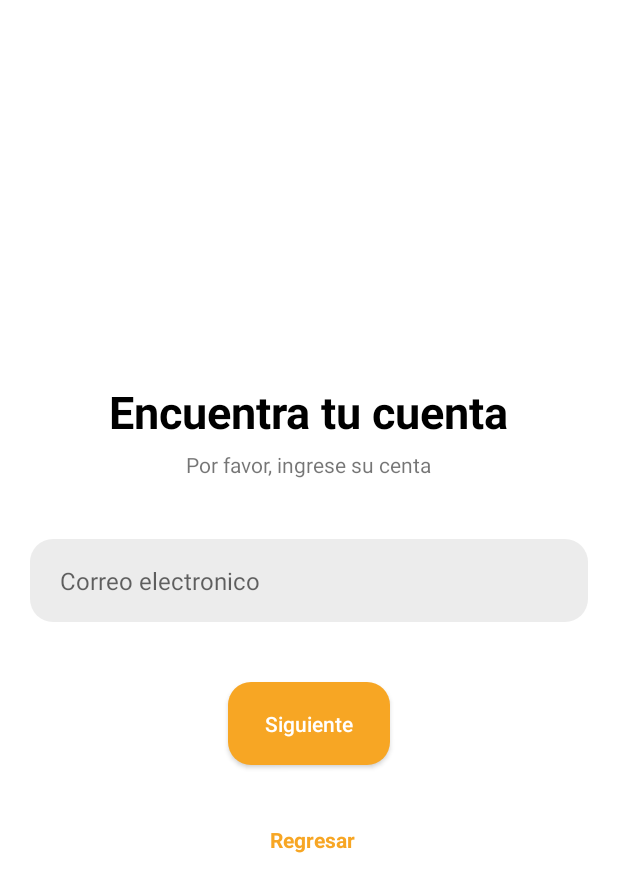
After one commit to Nestor-DS/FindApp, an Android app: the RecoverPassword screen opened directly, with no data from a screen before it, on a phone screen of 412 x 824 dp. The commit adds this screen. Shown: the top 892 px of the screen. Run offline under Robolectric (Android 15) with nearby library versions, the phone set to English and light mode, and no system bars.

Commit message:
Recover Password

```diff
--- a/app/src/main/AndroidManifest.xml
+++ b/app/src/main/AndroidManifest.xml
@@ -14,7 +14,9 @@
         android:theme="@style/Theme.BlogApp"
         android:usesCleartextTraffic="true"
         tools:targetApi="31">
-
+        <activity
+            android:name=".RecoverPassword"
+            android:exported="false" />
 
         <meta-data
             android:name="com.google.android.geo.API_KEY"
--- a/app/src/main/java/com/example/blog_app/Login.kt
+++ b/app/src/main/java/com/example/blog_app/Login.kt
@@ -81,4 +81,10 @@ class Login: AppCompatActivity() {
         val intent = Intent (this, Register::class.java)
         startActivity(intent)
     }
+
+    fun clickBtnOlvide (view: View) {
+        val intent = Intent (this, RecoverPassword::class.java)
+        startActivity(intent)
+    }
+
 }
--- /dev/null
+++ b/app/src/main/java/com/example/blog_app/RecoverPassword.kt
@@ -0,0 +1,11 @@
+package com.example.blog_app
+
+import androidx.appcompat.app.AppCompatActivity
+import android.os.Bundle
+
+class RecoverPassword : AppCompatActivity() {
+    override fun onCreate(savedInstanceState: Bundle?) {
+        super.onCreate(savedInstanceState)
+        setContentView(R.layout.activity_recover_password2)
+    }
+}
--- a/app/src/main/res/layout/activity_login.xml
+++ b/app/src/main/res/layout/activity_login.xml
@@ -78,6 +78,7 @@
         android:layout_gravity="end"
         android:layout_marginTop="20dp"
         android:layout_marginEnd="20dp"
+        android:onClick="clickBtnOlvide"
         android:text="¿Has olvidado tu contraseña?"
         android:textColor="@color/white" />
 
--- /dev/null
+++ b/app/src/main/res/layout/activity_recover_password2.xml
@@ -0,0 +1,73 @@
+<LinearLayout xmlns:android="http://schemas.android.com/apk/res/android"
+    xmlns:app="http://schemas.android.com/apk/res-auto"
+    xmlns:tools="http://schemas.android.com/tools"
+    android:layout_width="match_parent"
+    android:layout_height="match_parent"
+    android:gravity="center"
+
+    android:orientation="vertical"
+    tools:context=".RecoverPassword">
+
+    <TextView
+        android:layout_width="wrap_content"
+        android:layout_height="wrap_content"
+        android:layout_gravity="center"
+        android:text="Encuentra tu cuenta"
+        android:textColor="@color/black"
+        android:textSize="30sp"
+        android:textStyle="bold" />
+
+    <TextView
+        android:layout_width="wrap_content"
+        android:layout_height="wrap_content"
+        android:layout_gravity="center"
+        android:layout_marginTop="5dp"
+        android:text="Por favor, ingrese su centa" />
+
+    <EditText
+        android:id="@+id/emailEditText"
+        android:layout_width="match_parent"
+        android:layout_height="55dp"
+        android:layout_marginStart="20dp"
+        android:layout_marginTop="40dp"
+        android:layout_marginEnd="20dp"
+        android:background="@drawable/background_edit_text"
+        android:hint="Correo electronico"
+        android:inputType="text"
+        android:maxLines="1"
+        android:paddingStart="20dp"
+        android:paddingEnd="20dp"
+        android:textSize="16sp" />
+
+    <androidx.appcompat.widget.AppCompatButton
+        android:id="@+id/BtnSig"
+        android:layout_width="108dp"
+        android:layout_height="55dp"
+        android:layout_marginStart="20dp"
+        android:layout_marginTop="40dp"
+        android:layout_marginEnd="20dp"
+        android:background="@drawable/background_btn_primary"
+        android:text="Siguiente"
+        android:textAllCaps="false"
+        android:textColor="@color/white" />
+
+    <LinearLayout
+        android:layout_width="wrap_content"
+        android:layout_height="wrap_content"
+        android:layout_marginTop="40dp"
+        android:gravity="center"
+        android:orientation="horizontal">
+
+        <TextView
+            android:id="@+id/Regresar"
+            android:layout_width="wrap_content"
+            android:layout_height="match_parent"
+            android:layout_marginStart="5dp"
+            android:onClick="clickBtnRegister"
+            android:text="Regresar"
+            android:textColor="@color/primary"
+            android:textStyle="bold" />
+
+    </LinearLayout>
+
+</LinearLayout>
```
